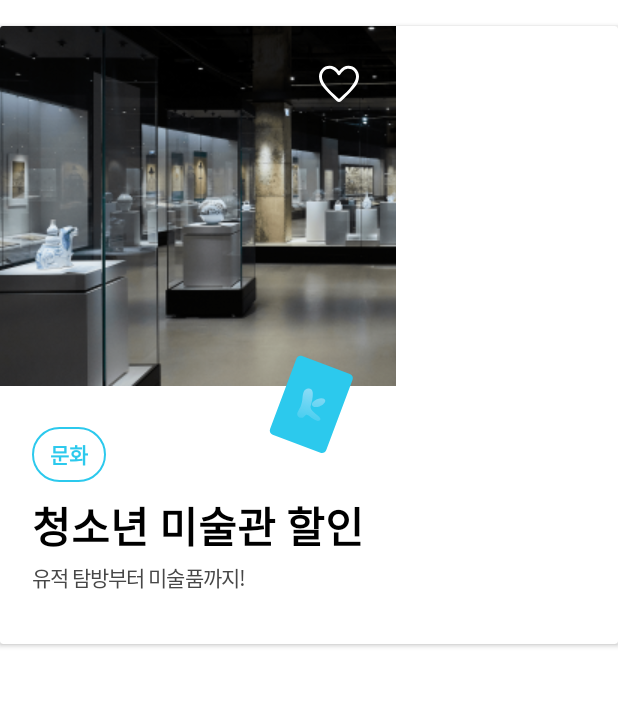
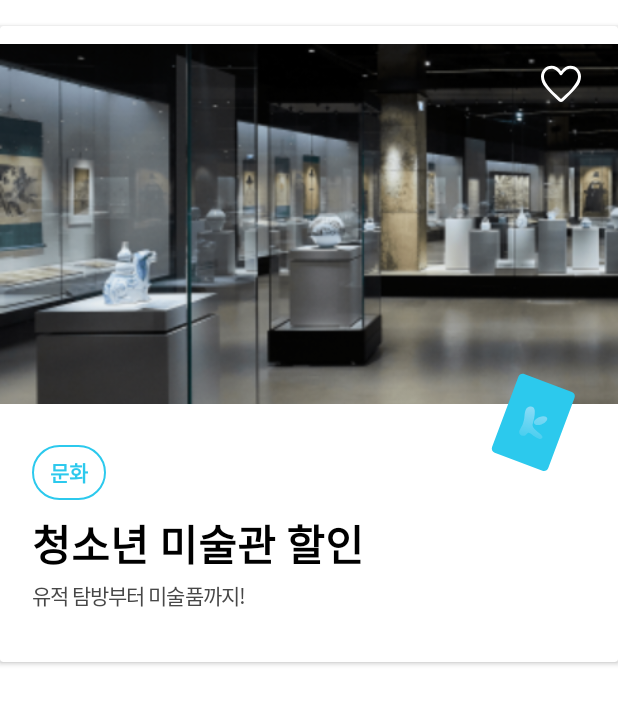
Before and after one commit to Keyneez/Keyneez-AOS, an Android app: the layout item_home.xml on its own in the app's theme, with its tools: preview values and no code run, on a phone screen of 412 x 824 dp. Shown: the top 704 px of the screen. Run offline under Robolectric (Android 15) with nearby library versions, the light colour scheme and no system bars.

Commit message:
[UI/#7] 홈 아이템 레이아웃

```diff
--- a/app/src/main/res/layout/item_home.xml
+++ b/app/src/main/res/layout/item_home.xml
@@ -14,19 +14,20 @@
 
         <androidx.constraintlayout.widget.ConstraintLayout
             android:id="@+id/layout_home"
-            android:layout_width="wrap_content"
+            android:layout_width="match_parent"
             android:layout_height="wrap_content">
 
             <ImageView
                 android:id="@+id/iv_home_item"
                 android:layout_width="0dp"
-                android:layout_height="wrap_content"
+                android:layout_height="240dp"
                 android:scaleType="centerCrop"
                 android:src="@drawable/img_home_item_background"
                 android:layout_marginBottom="160dp"
                 app:layout_constraintStart_toStartOf="parent"
                 app:layout_constraintEnd_toEndOf="parent"
-                app:layout_constraintTop_toTopOf="parent" />
+                app:layout_constraintTop_toTopOf="parent"
+                app:layout_constraintBottom_toBottomOf="parent"/>
 
             <TextView
                 android:id="@+id/tv_home_title"
```
